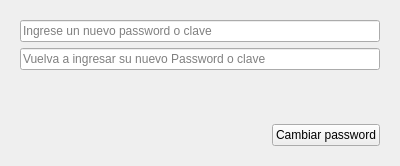
Before: the Qt Designer form resetpassworddialog.ui in lincolningaroca/xxxApp, drawn with Qt 5.
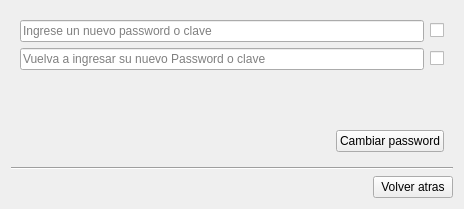
After: the same form once the commit is applied. The open tabs and pages were chosen to show the change. Icons and pictures are not drawn.

Commit message: Added functionality and some design to the reset password form, code and design improvements.

```diff
--- a/resetpassworddialog.ui
+++ b/resetpassworddialog.ui
@@ -6,8 +6,8 @@
    <rect>
     <x>0</x>
     <y>0</y>
-    <width>400</width>
-    <height>166</height>
+    <width>464</width>
+    <height>209</height>
    </rect>
   </property>
   <property name="windowTitle">
@@ -184,6 +184,8 @@
      <widget class="QWidget" name="page_4">
       <layout class="QVBoxLayout" name="verticalLayout_7">
        <item>
+        <layout class="QHBoxLayout" name="horizontalLayout_9">
+         <item>
         <widget class="QLineEdit" name="txtNewPassword">
          <property name="placeholderText">
           <string>Ingrese un nuevo password o clave</string>
@@ -191,6 +193,24 @@
         </widget>
        </item>
        <item>
+          <widget class="QCheckBox" name="checkBox_3">
+           <property name="toolTip">
+            <string>Mostrar los caracteres.</string>
+           </property>
+           <property name="text">
+            <string/>
+           </property>
+           <property name="icon">
+            <iconset resource="rsc.qrc">
+             <normaloff>:/img/open.png</normaloff>:/img/open.png</iconset>
+           </property>
+          </widget>
+         </item>
+        </layout>
+       </item>
+       <item>
+        <layout class="QHBoxLayout" name="horizontalLayout_8">
+         <item>
         <widget class="QLineEdit" name="txtRePassword">
          <property name="placeholderText">
           <string>Vuelva a ingresar su nuevo Password o clave</string>
@@ -198,6 +218,22 @@
         </widget>
        </item>
        <item>
+          <widget class="QCheckBox" name="checkBox_4">
+           <property name="toolTip">
+            <string>Mostrar los caracteres.</string>
+           </property>
+           <property name="text">
+            <string/>
+           </property>
+           <property name="icon">
+            <iconset resource="rsc.qrc">
+             <normaloff>:/img/open.png</normaloff>:/img/open.png</iconset>
+           </property>
+          </widget>
+         </item>
+        </layout>
+       </item>
+       <item>
         <layout class="QVBoxLayout" name="verticalLayout_5">
          <item>
           <spacer name="verticalSpacer_2">
@@ -242,7 +278,38 @@
      </widget>
     </widget>
    </item>
-  </layout>
+   <item>
+    <widget class="Line" name="line">
+     <property name="orientation">
+      <enum>Qt::Horizontal</enum>
+     </property>
+    </widget>
+   </item>
+   <item>
+    <layout class="QHBoxLayout" name="horizontalLayout_5">
+     <item>
+      <spacer name="horizontalSpacer_5">
+       <property name="orientation">
+        <enum>Qt::Horizontal</enum>
+       </property>
+       <property name="sizeHint" stdset="0">
+        <size>
+         <width>40</width>
+         <height>20</height>
+        </size>
+       </property>
+      </spacer>
+     </item>
+     <item>
+      <widget class="QPushButton" name="btnAtras">
+       <property name="text">
+        <string>Volver atras</string>
+       </property>
+      </widget>
+     </item>
+    </layout>
+   </item>
+  </layout>
  </widget>
  <resources/>
  <connections/>
```
Left out of the diff: 49 changed lines with no effect on the pictures. Lines whose indentation alone changed are shown as unchanged. The commit also changes 6 other files.
